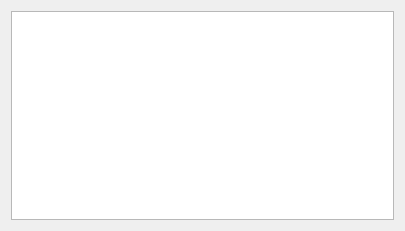
Old version of the form Modules/USUI/Qmitk/QmitkUSDeviceListWidgetControls.ui in the repository MITK/MITK.
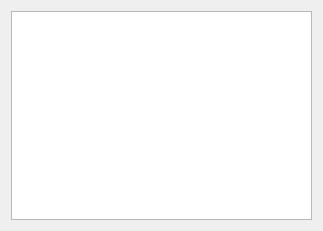
New version of the form.

```diff
--- a/Modules/USUI/Qmitk/QmitkUSDeviceListWidgetControls.ui
+++ b/Modules/USUI/Qmitk/QmitkUSDeviceListWidgetControls.ui
@@ -6,7 +6,7 @@
    <rect>
     <x>0</x>
     <y>0</y>
-    <width>405</width>
+    <width>323</width>
     <height>231</height>
    </rect>
   </property>
@@ -20,7 +20,7 @@
    <string>QmitkUSDeviceListWidget</string>
   </property>
   <layout class="QGridLayout" name="gridLayout">
-   <item row="0" column="0" colspan="2">
+   <item row="0" column="0">
     <widget class="QListWidget" name="m_DeviceList"/>
    </item>
   </layout>
```
